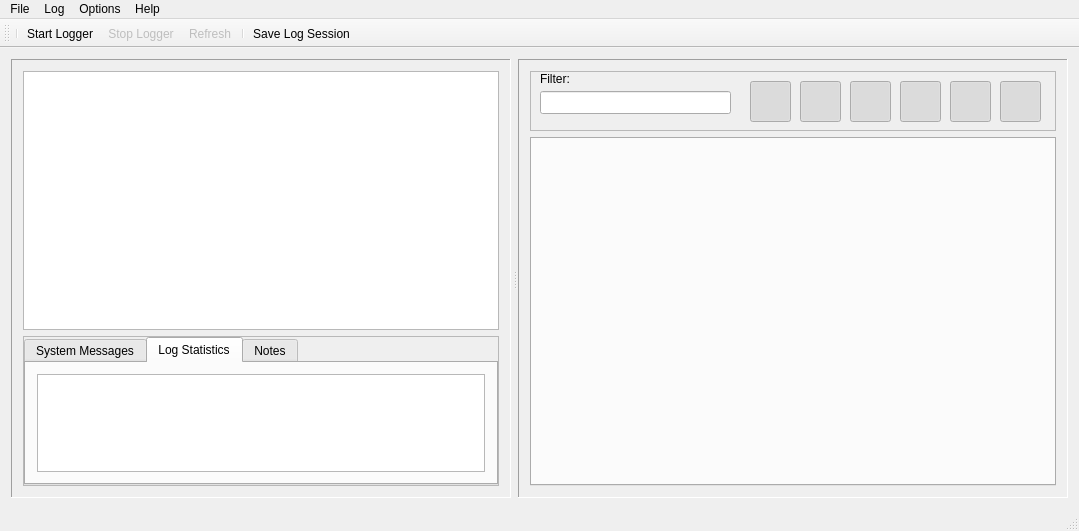
Qt form src/yarplogger/mainwindow.ui (robotology/yarp) before a commit.
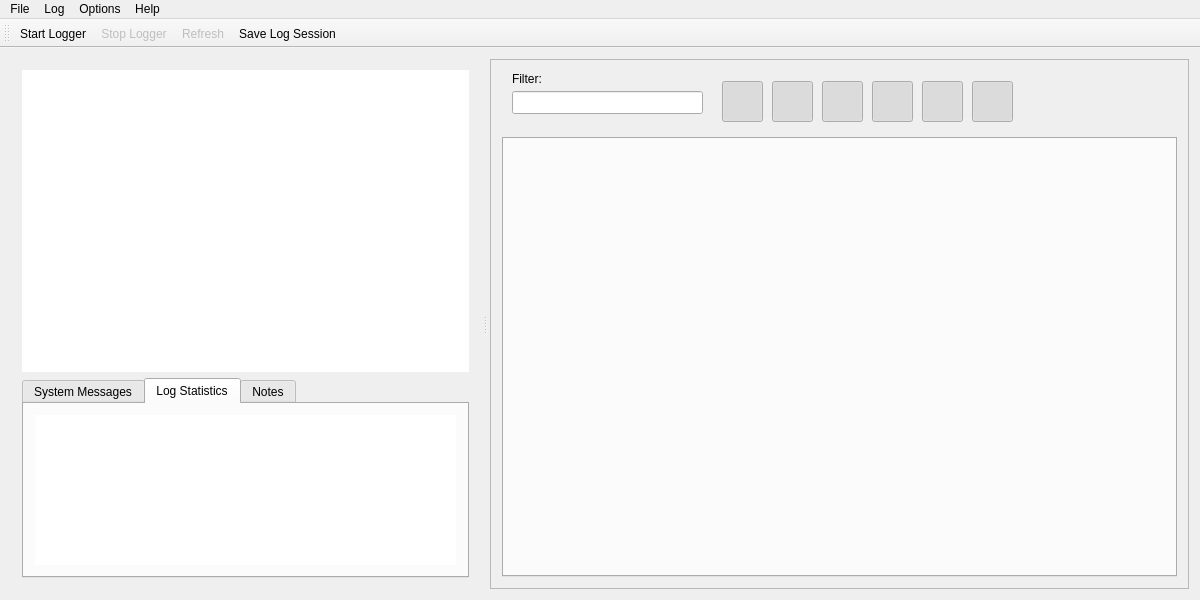
The same form after that commit. The open tabs and pages were chosen to show the change. Icons and pictures are not drawn. Custom widgets are drawn as their Qt base class.

Commit message: yarplogger: Cleaned up interface, removed status bar, improved colors

```diff
--- a/src/yarplogger/mainwindow.ui
+++ b/src/yarplogger/mainwindow.ui
@@ -6,8 +6,8 @@
    <rect>
     <x>0</x>
     <y>0</y>
-    <width>1072</width>
-    <height>531</height>
+    <width>1200</width>
+    <height>600</height>
    </rect>
   </property>
   <property name="sizePolicy">
@@ -33,6 +33,12 @@
         <verstretch>0</verstretch>
        </sizepolicy>
       </property>
+      <property name="minimumSize">
+       <size>
+        <width>0</width>
+        <height>0</height>
+       </size>
+      </property>
       <property name="frameShape">
        <enum>QFrame::NoFrame</enum>
       </property>
@@ -43,39 +49,48 @@
        <enum>Qt::Horizontal</enum>
       </property>
       <property name="handleWidth">
-       <number>7</number>
+       <number>10</number>
       </property>
       <widget class="QFrame" name="left_frame">
        <property name="sizePolicy">
-        <sizepolicy hsizetype="Minimum" vsizetype="Preferred">
+        <sizepolicy hsizetype="MinimumExpanding" vsizetype="Preferred">
          <horstretch>1</horstretch>
          <verstretch>0</verstretch>
         </sizepolicy>
        </property>
        <property name="minimumSize">
         <size>
-         <width>500</width>
+         <width>0</width>
          <height>0</height>
         </size>
        </property>
        <property name="frameShape">
-        <enum>QFrame::Panel</enum>
+        <enum>QFrame::NoFrame</enum>
        </property>
        <property name="frameShadow">
         <enum>QFrame::Sunken</enum>
        </property>
+       <property name="lineWidth">
+        <number>0</number>
+       </property>
        <layout class="QVBoxLayout" name="verticalLayout">
         <item>
          <widget class="QTreeView" name="yarprunTreeView">
           <property name="sizePolicy">
-           <sizepolicy hsizetype="Expanding" vsizetype="Minimum">
-            <horstretch>0</horstretch>
+           <sizepolicy hsizetype="Expanding" vsizetype="Expanding">
+            <horstretch>5</horstretch>
             <verstretch>5</verstretch>
            </sizepolicy>
           </property>
           <property name="contextMenuPolicy">
            <enum>Qt::CustomContextMenu</enum>
           </property>
+          <property name="frameShape">
+           <enum>QFrame::NoFrame</enum>
+          </property>
+          <property name="lineWidth">
+           <number>0</number>
+          </property>
           <property name="editTriggers">
            <set>QAbstractItemView::NoEditTriggers</set>
           </property>
@@ -101,7 +116,7 @@
           <property name="minimumSize">
            <size>
             <width>0</width>
-            <height>150</height>
+            <height>200</height>
            </size>
           </property>
           <property name="baseSize">
@@ -111,7 +126,7 @@
            </size>
           </property>
           <property name="frameShape">
-           <enum>QFrame::StyledPanel</enum>
+           <enum>QFrame::NoFrame</enum>
           </property>
           <property name="frameShadow">
            <enum>QFrame::Raised</enum>
@@ -122,6 +137,12 @@
            </property>
            <item>
             <widget class="QTabWidget" name="tabWidget">
+             <property name="minimumSize">
+              <size>
+               <width>0</width>
+               <height>200</height>
+              </size>
+             </property>
              <property name="currentIndex">
               <number>0</number>
              </property>
@@ -149,6 +170,9 @@
               <layout class="QVBoxLayout" name="verticalLayout_6">
                <item>
                 <widget class="QPlainTextEdit" name="plainTextEdit_2">
+                 <property name="frameShape">
+                  <enum>QFrame::NoFrame</enum>
+                 </property>
                  <property name="frameShadow">
                   <enum>QFrame::Plain</enum>
                  </property>
@@ -186,16 +210,19 @@
        </property>
        <property name="minimumSize">
         <size>
-         <width>550</width>
+         <width>0</width>
          <height>0</height>
         </size>
        </property>
        <property name="frameShape">
-        <enum>QFrame::Panel</enum>
+        <enum>QFrame::StyledPanel</enum>
        </property>
        <property name="frameShadow">
         <enum>QFrame::Sunken</enum>
        </property>
+       <property name="lineWidth">
+        <number>1</number>
+       </property>
        <layout class="QVBoxLayout" name="verticalLayout_3">
         <item>
          <widget class="QFrame" name="frame">
@@ -206,7 +233,7 @@
            </size>
           </property>
           <property name="frameShape">
-           <enum>QFrame::StyledPanel</enum>
+           <enum>QFrame::NoFrame</enum>
           </property>
           <property name="frameShadow">
            <enum>QFrame::Raised</enum>
@@ -491,8 +518,8 @@
     <rect>
      <x>0</x>
      <y>0</y>
-     <width>1072</width>
-     <height>19</height>
+     <width>1200</width>
+     <height>30</height>
     </rect>
    </property>
    <widget class="QMenu" name="menuFile">
@@ -563,14 +590,11 @@
    <attribute name="toolBarBreak">
     <bool>false</bool>
    </attribute>
-   <addaction name="separator"/>
    <addaction name="actionStart_Logger"/>
    <addaction name="actionStop_Logger"/>
    <addaction name="actionRefresh"/>
-   <addaction name="separator"/>
    <addaction name="actionSave_Log"/>
   </widget>
-  <widget class="QStatusBar" name="statusBar"/>
   <action name="actionAbout_QtYarpLogger">
    <property name="text">
     <string>Help</string>
```
Left out of the diff: 22 changed lines with no effect on the pictures. The commit also changes 4 other files.
